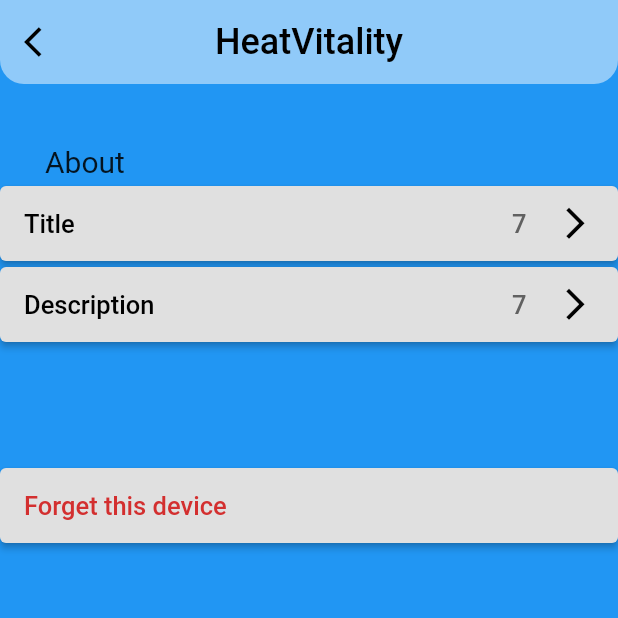
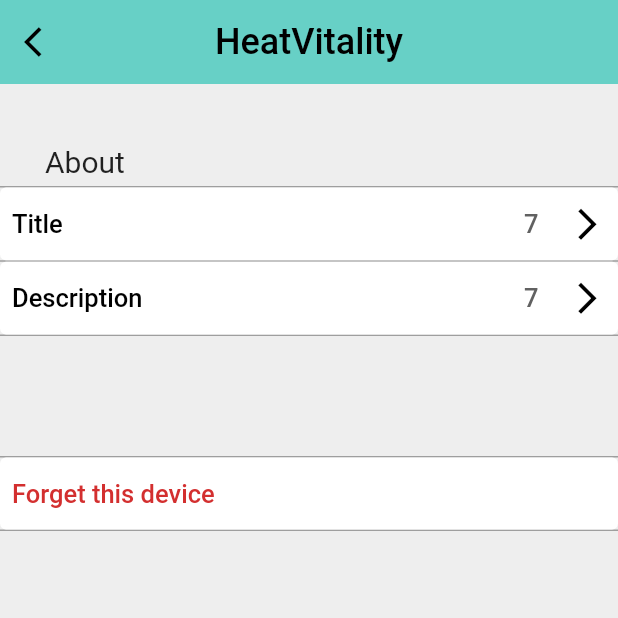
Before and after one commit to larrycaw/heat-vitality, a Flutter app: the screen it shows after launch, after a tap on the "arrow forward ios" icon, on a phone screen of 412 x 824 dp, the top half of it. Run offline on Flutter 3.47's test engine with Material 2 defaults, Android fonts, the phone set to English and light mode, and no system bars; our stand-ins replace easy_localization, flutter_spinkit, lite_rolling_switch.

Commit message:
Change colors bt list elements

```diff
--- a/lib/pages/about_bluetooth_device.dart
+++ b/lib/pages/about_bluetooth_device.dart
@@ -1,35 +1,6 @@
 import 'package:flutter/material.dart';
 import 'package:easy_localization/easy_localization.dart';
 import 'package:glove_control/variables/global_variables.dart';
-
-/*class AboutBluetoothDevice extends StatelessWidget {
-
-  @override
-  Widget build(BuildContext context) {
-    return Scaffold(
-      backgroundColor: Colors.blue,
-      appBar: AppBar(
-        iconTheme: IconThemeData(
-          color: Colors.black,
-        ),
-        title: Text(
-          'appTitle'.tr(),
-          style: TextStyle(
-            color: Colors.black,
-            fontSize: 24,
-          ),
-        ),
-        centerTitle: true,
-        backgroundColor: Colors.blue[200],
-        elevation: 0,
-        shape: RoundedRectangleBorder(
-            borderRadius: BorderRadius.vertical(bottom: Radius.circular(16))
-        ),
-      ),
-      body: Text('About'),
-    );
-  }
-}*/
 
 class AboutBluetoothDevice extends StatefulWidget {
   @override
@@ -39,7 +10,6 @@ class AboutBluetoothDevice extends StatefulWidget {
 class _AboutBluetoothDeviceState extends State<AboutBluetoothDevice> {
 
   void updateBluetoothDevice() {
-    // Navigate to bluetooth-screen
     Navigator.pop(context, {
       'forgetDevice': false,
       'title': 'ttl',
@@ -50,7 +20,6 @@ class _AboutBluetoothDeviceState extends State<AboutBluetoothDevice> {
   }
 
   void forgetBluetoothDevice() {
-    // Navigate to bluetooth-screen
     print('Context $context');
     Navigator.pop(context, {
       'forgetDevice': true,
@@ -69,7 +38,7 @@ class _AboutBluetoothDeviceState extends State<AboutBluetoothDevice> {
     }
 
     return Scaffold(
-        backgroundColor: Colors.blue,
+        backgroundColor: Colors.grey[200],
         appBar: AppBar(
           leading: IconButton(
             icon: Icon(Icons.arrow_back_ios, color: Colors.black),
@@ -83,11 +52,8 @@ class _AboutBluetoothDeviceState extends State<AboutBluetoothDevice> {
             ),
           ),
           centerTitle: true,
-          backgroundColor: Colors.blue[200],
+          backgroundColor: Color(0XFF67d0c6),
           elevation: 0,
-          shape: RoundedRectangleBorder(
-              borderRadius: BorderRadius.vertical(bottom: Radius.circular(16))
-          ),
         ),
 
 
@@ -107,9 +73,14 @@ class _AboutBluetoothDeviceState extends State<AboutBluetoothDevice> {
               ),
             ),
             Container(
-              margin: EdgeInsets.only(bottom: 4),
+              decoration: BoxDecoration(
+                border: Border(
+                  top: BorderSide(color: Colors.grey),
+                  bottom: BorderSide(color: Colors.grey, width: 0.5),
+                ),
+              ),
               height: 50,
-              child: ElevatedButton(
+              child: TextButton(
                 onPressed: () {
                   print('"Change bt device title"-button pressed');
                   setState(() {
@@ -117,7 +88,7 @@ class _AboutBluetoothDeviceState extends State<AboutBluetoothDevice> {
                   });
                 },
                 style: ElevatedButton.styleFrom(
-                  primary: Colors.grey[300],
+                  primary: Colors.white,
                   onPrimary: Colors.black,
                   onSurface: Colors.grey,
                 ),
@@ -150,14 +121,19 @@ class _AboutBluetoothDeviceState extends State<AboutBluetoothDevice> {
               ),
             ),
             Container(
-              margin: EdgeInsets.only(bottom: 4),
+              decoration: BoxDecoration(
+                border: Border(
+                  top: BorderSide(color: Colors.grey, width: 0.5),
+                  bottom: BorderSide(color: Colors.grey),
+                ),
+              ),
               height: 50,
-              child: ElevatedButton(
+              child: TextButton(
                 onPressed: () {
                   print('"Change bt device description"-button pressed');
                 },
                 style: ElevatedButton.styleFrom(
-                  primary: Colors.grey[300],
+                  primary: Colors.white,
                   onPrimary: Colors.black,
                   onSurface: Colors.grey,
                 ),
@@ -193,15 +169,20 @@ class _AboutBluetoothDeviceState extends State<AboutBluetoothDevice> {
 
             // Forget bt dvice button
             Container(
-              margin: EdgeInsets.only(bottom: 4),
+              decoration: BoxDecoration(
+                border: Border(
+                  top: BorderSide(color: Colors.grey),
+                  bottom: BorderSide(color: Colors.grey),
+                ),
+              ),
               height: 50,
-              child: ElevatedButton(
+              child: TextButton(
                 onPressed: () {
                   forgetBluetoothDevice();
                   print('Forget bt device');
                 },
                 style: ElevatedButton.styleFrom(
-                  primary: Colors.grey[300],
+                  primary: Colors.white,
                   onPrimary: Colors.black,
                   onSurface: Colors.grey,
                 ),
--- a/lib/pages/bluetooth.dart
+++ b/lib/pages/bluetooth.dart
@@ -54,7 +54,7 @@ class _BluetoothState extends State<Bluetooth> {
   @override
   Widget build(BuildContext context) {
     return Scaffold(
-      backgroundColor: Colors.white,
+      backgroundColor: Colors.grey[200],
       body: Column(
         mainAxisAlignment: MainAxisAlignment.spaceEvenly,
         crossAxisAlignment: CrossAxisAlignment.start,
```
